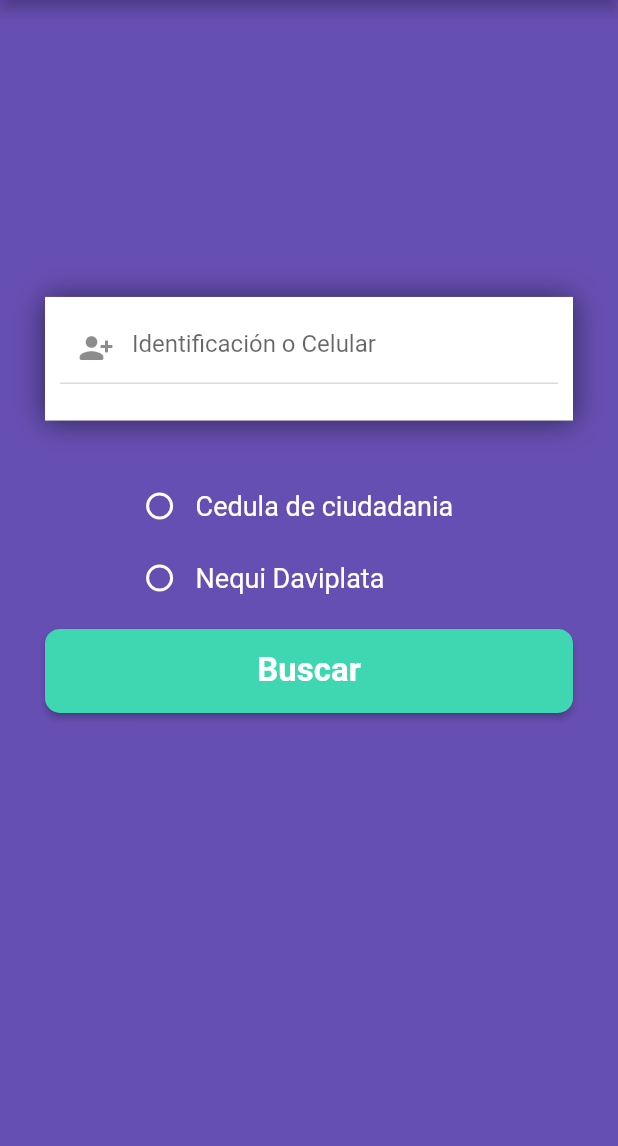
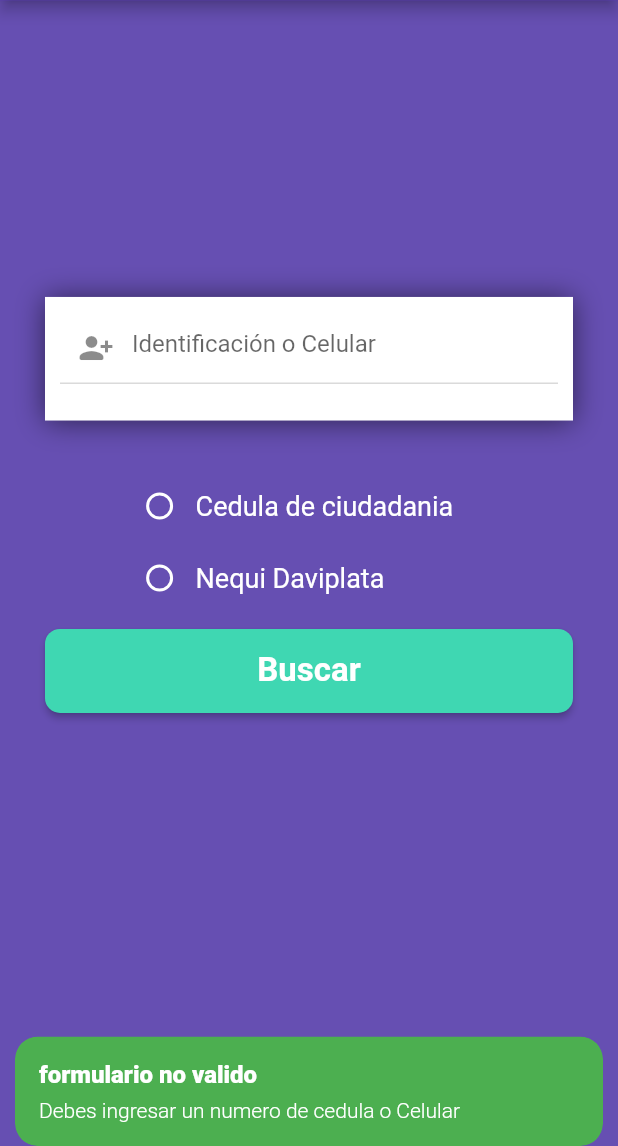
Before and after one commit to osmancadc/asegurate-app, a Flutter app: the ConsultPage screen opened by its route, after a tap on "Buscar", on a phone screen of 412 x 824 dp, the part 90-1236 px from its top. Run offline on Flutter 3.47's test engine with Material 2 defaults, Android fonts, the light colour scheme and no system bars; our stand-ins replace file_picker, flutter_dotenv, get, get_storage, hexcolor, image_picker and 1 more; missing offline and left inert: encrypt, flutter_carousel_slider; accounts and stored records are empty.

Commit message:
page_consult_add_detail model and controller

```diff
--- a/lib/main.dart
+++ b/lib/main.dart
@@ -41,6 +41,8 @@
         GetPage(name: '/edit', page: () => ProfilePageEdit()),
         GetPage(name: '/register', page: () => RegisterPage()),
         GetPage(name: '/help', page: () => HelpPage()),
+         GetPage(name: '/result', page: () => const ConsultPageDetail()),
+
       ],
       theme: ThemeData(
           primarySwatch: Colors.blue,
--- /dev/null
+++ b/lib/models/get_score.dart
@@ -0,0 +1,28 @@
+// To parse this JSON data, do
+//
+//     final getScore = getScoreFromJson(jsonString);
+
+import 'dart:convert';
+
+GetScore getScoreFromJson(String str) => GetScore.fromJson(json.decode(str));
+
+String getScoreToJson(GetScore data) => json.encode(data.toJson());
+
+class GetScore {
+  String? document;
+  String? type;
+  GetScore({
+    this.document,
+    this.type,
+  });
+
+  factory GetScore.fromJson(Map<String, dynamic> json) => GetScore(
+        document: json["identification"],
+        type: json["type"],
+      );
+
+  Map<String, dynamic> toJson() => {
+        "document": document,
+        "type": type,
+      };
+}
--- a/lib/models/models.dart
+++ b/lib/models/models.dart
@@ -1,2 +1,3 @@
 export 'package:app_asegurate/models/user_model.dart';
 export 'package:app_asegurate/models/login_model.dart';
+export 'package:app_asegurate/models/get_score.dart';
--- a/lib/pages/consult/consult_controller.dart
+++ b/lib/pages/consult/consult_controller.dart
@@ -1,18 +1,65 @@
+import 'package:app_asegurate/models/models.dart';
+import 'package:app_asegurate/providers/providers.dart';
 import 'package:flutter/material.dart';
 import 'package:get/get.dart';
+import 'package:sn_progress_dialog/sn_progress_dialog.dart';
 
 import '../../utils.dart';
 
 class ConsultController extends GetxController {
   TextEditingController textIdentification = TextEditingController();
+
   var selectedRadio = "".obs;
   onChangedRadio(var value) {
     selectedRadio.value = value;
   }
 
+  UsersProvider usersProvider = UsersProvider();
+
+  consult(BuildContext context) async {
+    String identification = textIdentification.text.trim();
+    if (isvalidForm(identification, selectedRadio.value)) {
+      ProgressDialog progressDialog = ProgressDialog(context: context);
+      progressDialog.show(
+        max: 100,
+        msg: 'Cargando...',
+      );
+      GetScore getscore = GetScore(
+        document: identification,
+        type: selectedRadio.value,
+      );
+      print(getscore.toJson());
+
+      Response response = await usersProvider.getScore(getscore);
+      print(response.body);
+      progressDialog.close();
+      if (response.statusCode == 200) {
+        Get.offAllNamed('/result');
+      } else {
+        showDialog(
+          context: context,
+          builder: (BuildContext context) {
+            return AlertDialog(
+              title: Text('Error'),
+              content: Text(response.statusText!),
+              actions: <Widget>[
+                ElevatedButton(
+                  child: Text('Cerrar'),
+                  onPressed: () {
+                    Navigator.of(context).pop();
+                  },
+                ),
+              ],
+            );
+          },
+        );
+      }
+    }
+  }
+
   bool isvalidForm(
     String textIdentification,
-
+    String value,
   ) {
     if (textIdentification.isEmpty) {
       Get.snackbar('formulario no valido ',
@@ -20,31 +67,17 @@
           snackPosition: SnackPosition.BOTTOM,
           backgroundColor: Colors.green,
           colorText: Colors.white);
+      return false;
     }
     if (selectedRadio.value == "") {
       Get.snackbar('formulario no valido ', 'Debes seleccionar una opcion',
           snackPosition: SnackPosition.BOTTOM,
           backgroundColor: Colors.green,
           colorText: Colors.white);
-          print(selectedRadio.value );
+      print(selectedRadio.value);
+      return false;
     }
 
     return true;
   }
 }
-
-void register(BuildContext context) async {
-  String textIdentification =
-      Get.find<ConsultController>().textIdentification.text;
-  if (Get.find<ConsultController>().isvalidForm(textIdentification)) {
-    Get.find<ConsultController>().selectedRadio.value;
-    Get.find<ConsultController>().textIdentification.text;
-    Get.find<ConsultController>().textIdentification.clear();
-    Get.back();
-
-    print('formulario valido' +
-        textIdentification +
-        ' ' +
-        Get.find<ConsultController>().selectedRadio.value);
-  }
-}
--- a/lib/pages/consult/consult_page.dart
+++ b/lib/pages/consult/consult_page.dart
@@ -84,7 +84,7 @@
         Row(
           children: [
             Obx(() => Radio(
-                  value: "identification",
+                  value: "CC",
                   groupValue: con.selectedRadio.value,
                   onChanged: (value) {
                     con.onChangedRadio(value);
@@ -148,7 +148,7 @@
     width: double.infinity,
     margin: const EdgeInsets.symmetric(horizontal: 30, vertical: 10),
     child: ElevatedButton(
-      onPressed: () => register(context),
+      onPressed: () => con.consult(context),
       style: ElevatedButton.styleFrom(
         shape: RoundedRectangleBorder(
           borderRadius: BorderRadius.circular(10),
--- a/lib/pages/pages.dart
+++ b/lib/pages/pages.dart
@@ -6,10 +6,8 @@
 export 'package:app_asegurate/pages/news/news_page.dart';
 export 'package:app_asegurate/pages/report/report_page.dart';
 export 'package:app_asegurate/pages/qualify/qualify_page.dart';
-
 export 'package:app_asegurate/pages/news/news_page_detail.dart';
-
 export 'package:app_asegurate/pages/profile/profile_page_edit.dart';
-
 export 'package:app_asegurate/pages/register/register_page.dart';
- export 'package:app_asegurate/pages/help/help_page.dart';
+export 'package:app_asegurate/pages/help/help_page.dart';
+export 'package:app_asegurate/pages/consult/consult_page_detail.dart';
```
Also changed, not shown: lib/pages/consult/consult_page_detail.dart (added, +16 -0 lines), lib/providers/users_providers.dart (+12 -1 lines).
